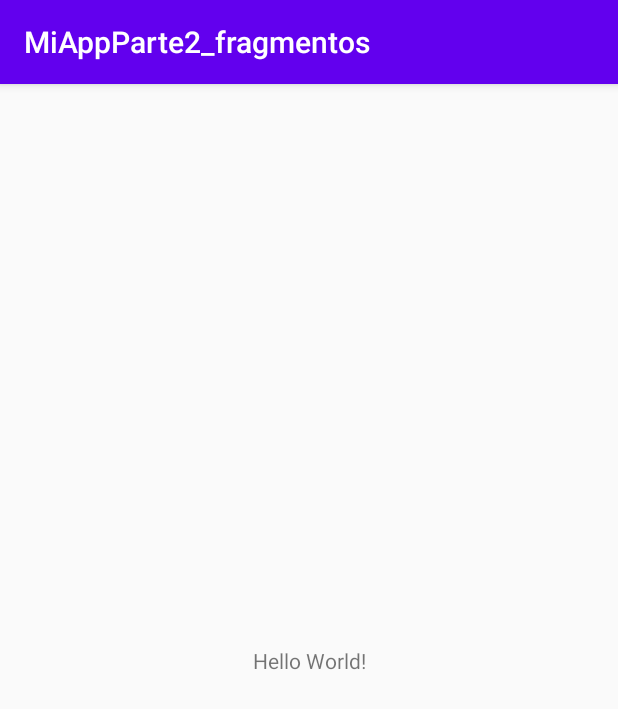
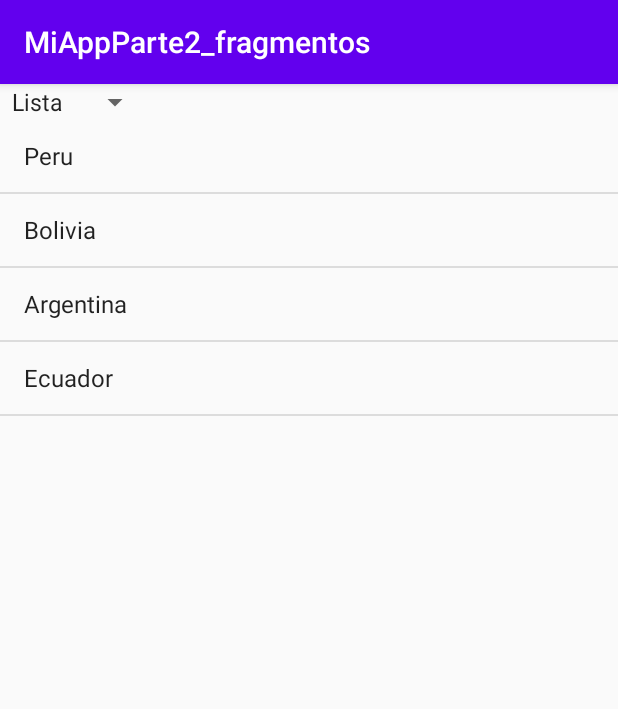
Before and after one commit to WCNosliwsys/MiAppParte2_fragmentos, an Android app: the screen it shows after launch (MainActivity), on a phone screen of 412 x 824 dp. Shown: the top 709 px of the screen. Run offline under Robolectric (Android 15) with nearby library versions, the phone set to English and light mode, and no system bars.

Commit message:
Añadiendo un fragmento usando el spinner y un listview

```diff
--- /dev/null
+++ b/app/src/main/java/com/ditec/miappparte2_fragmentos/ListaFragmento.java
@@ -0,0 +1,19 @@
+package com.ditec.miappparte2_fragmentos;
+
+import android.os.Bundle;
+import android.view.LayoutInflater;
+import android.view.View;
+import android.view.ViewGroup;
+
+import androidx.annotation.NonNull;
+import androidx.annotation.Nullable;
+import androidx.fragment.app.Fragment;
+
+public class ListaFragmento extends Fragment {
+    @Nullable
+    @Override
+    public View onCreateView(@NonNull LayoutInflater inflater, @Nullable ViewGroup container, @Nullable Bundle savedInstanceState) {
+        View view= inflater.inflate(R.layout.lista_fragmento,container,false);
+        return view;
+    }
+}
--- a/app/src/main/res/layout/activity_main.xml
+++ b/app/src/main/res/layout/activity_main.xml
@@ -1,18 +1,18 @@
 <?xml version="1.0" encoding="utf-8"?>
-<androidx.constraintlayout.widget.ConstraintLayout xmlns:android="http://schemas.android.com/apk/res/android"
+<LinearLayout xmlns:android="http://schemas.android.com/apk/res/android"
     xmlns:app="http://schemas.android.com/apk/res-auto"
     xmlns:tools="http://schemas.android.com/tools"
     android:layout_width="match_parent"
     android:layout_height="match_parent"
+    android:orientation="vertical"
     tools:context=".MainActivity">
-
-    <TextView
+    <Spinner
+        android:entries="@array/tipo"
         android:layout_width="wrap_content"
-        android:layout_height="wrap_content"
-        android:text="Hello World!"
-        app:layout_constraintBottom_toBottomOf="parent"
-        app:layout_constraintLeft_toLeftOf="parent"
-        app:layout_constraintRight_toRightOf="parent"
-        app:layout_constraintTop_toTopOf="parent" />
-
-</androidx.constraintlayout.widget.ConstraintLayout>
+        android:layout_height="wrap_content" />
+<fragment
+    android:id="@+id/mifragment"
+    android:name="com.ditec.miappparte2_fragmentos.ListaFragmento"
+    android:layout_width="match_parent"
+    android:layout_height="match_parent"/>
+</LinearLayout>
--- /dev/null
+++ b/app/src/main/res/layout/lista_fragmento.xml
@@ -0,0 +1,12 @@
+<?xml version="1.0" encoding="utf-8"?>
+<LinearLayout xmlns:android="http://schemas.android.com/apk/res/android"
+    android:layout_width="match_parent"
+    android:layout_height="match_parent"
+    android:orientation="vertical">
+    <ListView
+        android:id="@+id/milista"
+        android:layout_width="match_parent"
+        android:layout_height="match_parent"
+        android:entries="@array/lista"
+        />
+</LinearLayout>
--- /dev/null
+++ b/app/src/main/res/values/datos.xml
@@ -0,0 +1,13 @@
+<?xml version="1.0" encoding="utf-8"?>
+<resources>
+    <string-array name="tipo">
+        <item>Lista</item>
+        <item>Grilla</item>
+    </string-array>
+    <string-array name="lista">
+        <item>Peru</item>
+        <item>Bolivia</item>
+        <item>Argentina</item>
+        <item>Ecuador</item>
+    </string-array>
+</resources>
```
